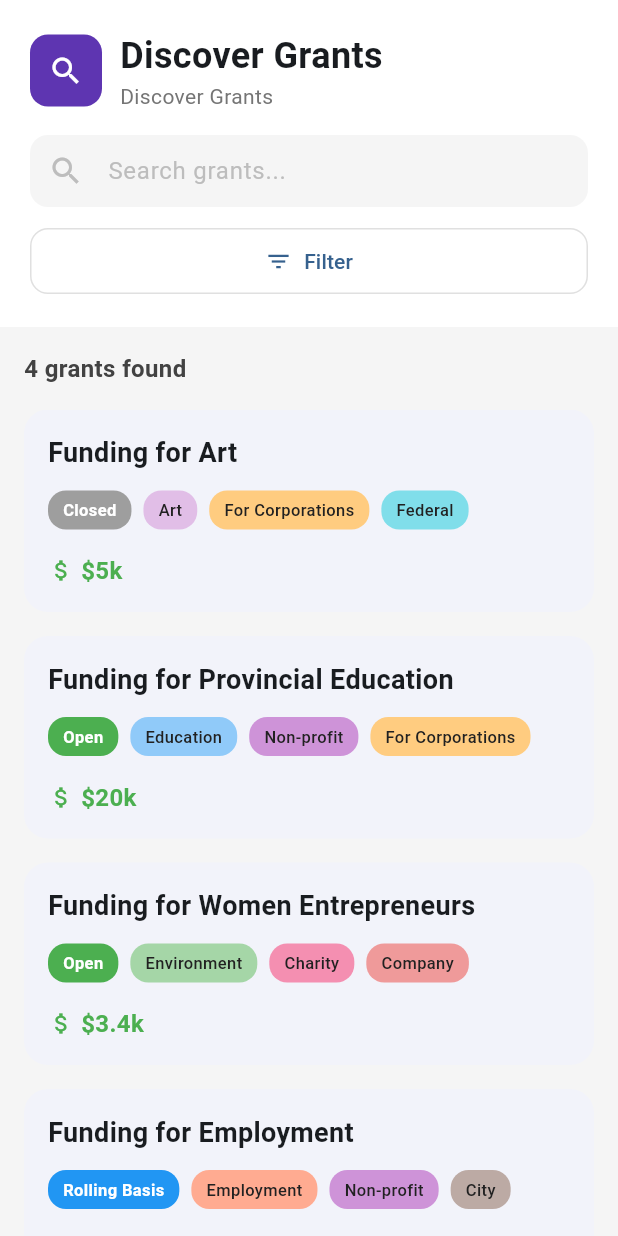
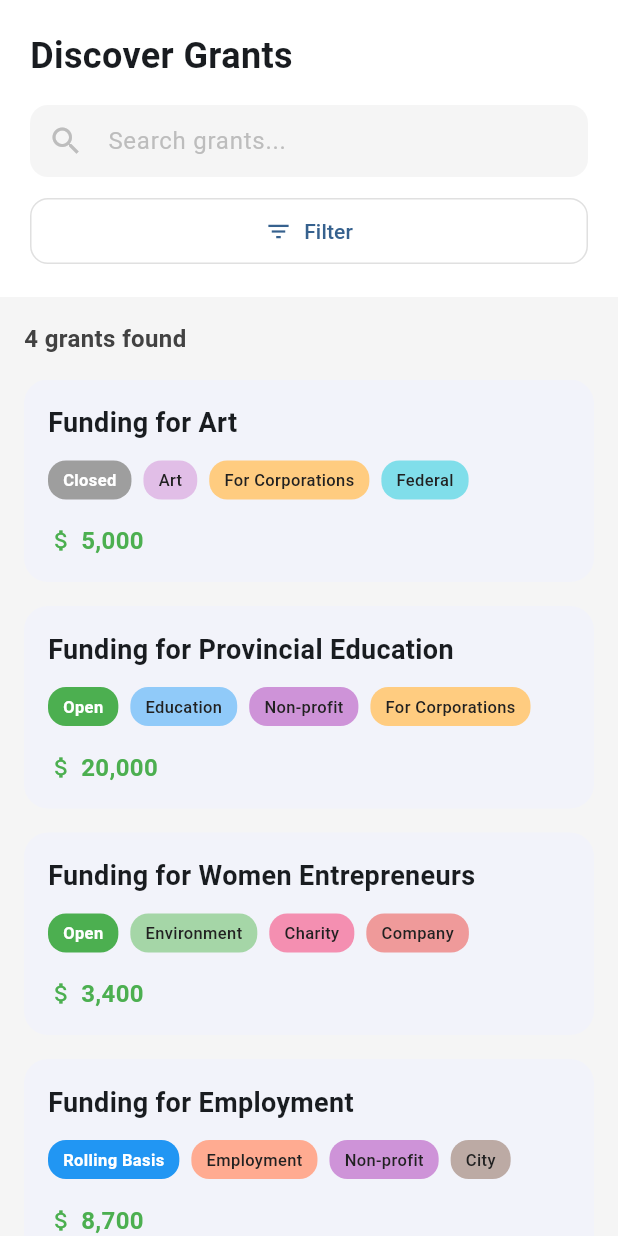
Before and after one commit to StoryBeeBooks/cangrant, a Flutter app: the HomeScreen screen opened directly, on a phone screen of 412 x 824 dp. Run offline on Flutter 3.47's test engine with Material 3 defaults, Android fonts, the phone set to English and light mode, and no system bars; our stand-ins replace shared_preferences, supabase_flutter; accounts and stored records are empty.

Commit message:
Fix Chinese translations and number formatting - Changed title to '政府补助和资金贷款' - Fixed double dollar sign display - Updated number format to show full numbers with commas instead of k abbreviation - Updated navigation bar translations

```diff
--- a/lib/l10n/app_localizations.dart
+++ b/lib/l10n/app_localizations.dart
@@ -20,6 +20,9 @@ class AppLocalizations {
       'filter': 'Filter',
       'no_grants_found': 'No grants found',
       'adjust_filters': 'Try adjusting your search or filters',
+
+      // Navigation
+      'home': 'Home',
 
       // Grant Status
       'status_open': 'Open',
@@ -162,14 +165,18 @@ class AppLocalizations {
       'loading': 'Loading...',
       'error': 'Error',
       'success': 'Success',
+      'grants_found': 'grants found', // "x grants found"
     },
     'zh': {
       // Home Screen
-      'discover_grants': '发现资助',
+      'discover_grants': '政府补助和资金贷款',
       'search_grants': '搜索资助...',
       'filter': '筛选',
       'no_grants_found': '未找到资助',
       'adjust_filters': '尝试调整您的搜索或筛选条件',
+      'grants_found': '项补贴和资助', // "x 项补贴和资助"
+      // Navigation
+      'home': '主页',
 
       // Grant Status
       'status_open': '开放',
@@ -202,7 +209,7 @@ class AppLocalizations {
       'apply_filters': '应用筛选',
 
       // Profile Screen
-      'profile': '个人资料',
+      'profile': '设置',
       'settings': '设置',
       'saved_grants': '已保存的资助',
       'notifications': '通知',
--- a/lib/screens/main_app/home_screen.dart
+++ b/lib/screens/main_app/home_screen.dart
@@ -4,6 +4,7 @@ import 'package:cangrant/services/grant_service.dart';
 import 'package:cangrant/screens/main_app/filter_dialog.dart';
 import 'package:cangrant/screens/main_app/grant_detail_screen.dart';
 import 'package:cangrant/l10n/app_localizations.dart';
+import 'package:intl/intl.dart';
 
 class HomeScreen extends StatefulWidget {
   const HomeScreen({super.key});
@@ -116,43 +117,13 @@ class _HomeScreenState extends State<HomeScreen> {
               child: Column(
                 crossAxisAlignment: CrossAxisAlignment.start,
                 children: [
-                  Row(
-                    children: [
-                      Container(
-                        padding: const EdgeInsets.all(12),
-                        decoration: BoxDecoration(
-                          color: const Color(0xFF5E35B1),
-                          borderRadius: BorderRadius.circular(12),
-                        ),
-                        child: const Icon(
-                          Icons.search,
-                          color: Colors.white,
-                          size: 24,
-                        ),
-                      ),
-                      const SizedBox(width: 12),
-                      Expanded(
-                        child: Column(
-                          crossAxisAlignment: CrossAxisAlignment.start,
-                          children: [
+                  // Title only, no icon, no subtitle
                   Text(
                     localizations.translate('discover_grants'),
                     style: const TextStyle(
                       fontSize: 24,
                       fontWeight: FontWeight.bold,
                     ),
-                            ),
-                            Text(
-                              localizations.translate('discover_grants'),
-                              style: const TextStyle(
-                                fontSize: 14,
-                                color: Color(0xFF757575),
-                              ),
-                            ),
-                          ],
-                        ),
-                      ),
-                    ],
                   ),
                   const SizedBox(height: 16),
 
@@ -203,7 +174,7 @@ class _HomeScreenState extends State<HomeScreen> {
               child: Align(
                 alignment: Alignment.centerLeft,
                 child: Text(
-                  '${_filteredGrants.length} ${_filteredGrants.length == 1 ? 'grant' : 'grants'} found',
+                  '${_filteredGrants.length} ${localizations.translate('grants_found')}',
                   style: const TextStyle(
                     fontSize: 16,
                     fontWeight: FontWeight.w600,
@@ -308,7 +279,7 @@ class _HomeScreenState extends State<HomeScreen> {
                   ),
                   const SizedBox(width: 4),
                   Text(
-                    '\$${_formatNumber(grant.amountMax)}',
+                    '${_formatNumber(grant.amountMax)}',
                     style: const TextStyle(
                       fontSize: 16,
                       fontWeight: FontWeight.w600,
@@ -361,9 +332,6 @@ class _HomeScreenState extends State<HomeScreen> {
   }
 
   String _formatNumber(int number) {
-    if (number >= 1000) {
-      return '${(number / 1000).toStringAsFixed(number % 1000 == 0 ? 0 : 1)}k';
-    }
-    return number.toString();
+    return NumberFormat('#,###').format(number);
   }
 }
--- a/lib/screens/main_app/main_screen.dart
+++ b/lib/screens/main_app/main_screen.dart
@@ -1,6 +1,7 @@
 import 'package:flutter/material.dart';
 import 'package:cangrant/screens/main_app/home_screen.dart';
 import 'package:cangrant/screens/main_app/profile_screen.dart';
+import 'package:cangrant/l10n/app_localizations.dart';
 
 class MainScreen extends StatefulWidget {
   const MainScreen({super.key});
@@ -17,6 +18,8 @@ class _MainScreenState extends State<MainScreen> {
 
   @override
   Widget build(BuildContext context) {
+    final localizations = AppLocalizations.of(context);
+
     return Scaffold(
       body: _screens[_currentIndex],
       bottomNavigationBar: BottomNavigationBar(
@@ -26,9 +29,15 @@ class _MainScreenState extends State<MainScreen> {
             _currentIndex = index;
           });
         },
-        items: const [
-          BottomNavigationBarItem(icon: Icon(Icons.home), label: 'Home'),
-          BottomNavigationBarItem(icon: Icon(Icons.person), label: 'Profile'),
+        items: [
+          BottomNavigationBarItem(
+            icon: const Icon(Icons.home),
+            label: localizations.translate('home'),
+          ),
+          BottomNavigationBarItem(
+            icon: const Icon(Icons.person),
+            label: localizations.translate('profile'),
+          ),
         ],
       ),
     );
```
Lines whose indentation alone changed are shown as unchanged.
